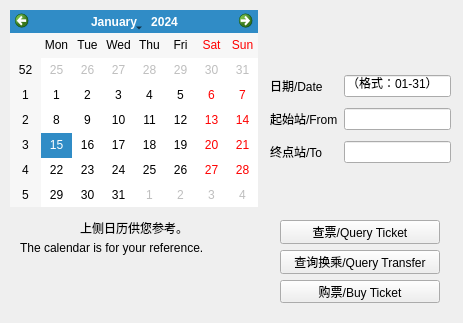
RebeccaPan/Train_Ticket, file src_client/ticket_operation.ui: the form before one commit.
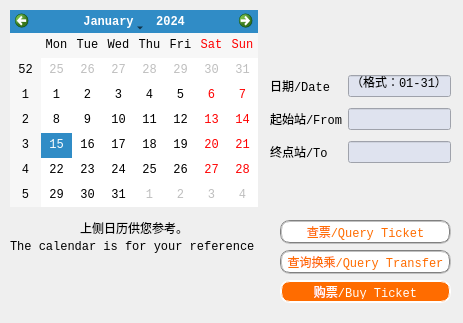
The form after the commit.

```diff
--- a/src_client/ticket_operation.ui
+++ b/src_client/ticket_operation.ui
@@ -10,9 +10,42 @@
     <height>323</height>
    </rect>
   </property>
+  <property name="font">
+   <font>
+    <family>Consolas</family>
+   </font>
+  </property>
   <property name="windowTitle">
    <string>票务操作 Ticket Operation</string>
   </property>
+  <property name="styleSheet">
+   <string notr="true">QPushButton {
+	font:10pt &quot;Consolas&quot;;
+	border:2px groove white;border-radius:10px;padding:2px 4px;
+	background-color: rgb(255,108,0);color: rgb(255,255,255);
+}
+
+QPushButton#do_1query {
+	font:10pt &quot;Consolas&quot;;
+	border:2px groove grey;border-radius:10px;padding:2px 4px;
+	background-color: rgb(255,255,255);color: rgb(255,108,0);
+}
+
+QPushButton#do_2transfer {
+	font:10pt &quot;Consolas&quot;;
+	border:2px groove grey;border-radius:10px;padding:2px 4px;
+	background-color: rgb(255,255,255);color: rgb(255,108,0);
+}
+
+QLabel {
+	font:10pt &quot;Consolas&quot;;
+}
+
+QLineEdit {
+	font:10pt &quot;Consolas&quot;;
+	background-color: rgb(223,227,239);
+}</string>
+  </property>
   <widget class="QWidget" name="gridLayoutWidget">
    <property name="geometry">
     <rect>
@@ -64,7 +97,7 @@
     <rect>
      <x>280</x>
      <y>220</y>
-     <width>160</width>
+     <width>171</width>
      <height>83</height>
     </rect>
    </property>
@@ -118,10 +151,10 @@
   <widget class="QLabel" name="label_5">
    <property name="geometry">
     <rect>
-     <x>20</x>
+     <x>10</x>
      <y>240</y>
-     <width>211</width>
-     <height>16</height>
+     <width>245</width>
+     <height>14</height>
     </rect>
    </property>
    <property name="text">
```
Left out of the diff: 26 changed lines with no effect on the pictures.
